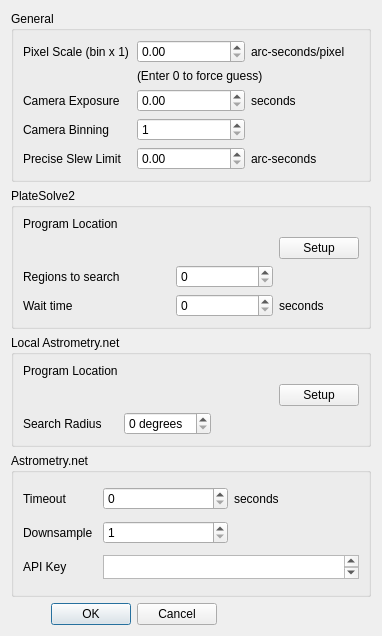
This is resources/uic/pyastrometry_settings.ui in PythonAstroimagingSuite/pyastrometry as Qt 5 draws it before an edit. The edited form follows.
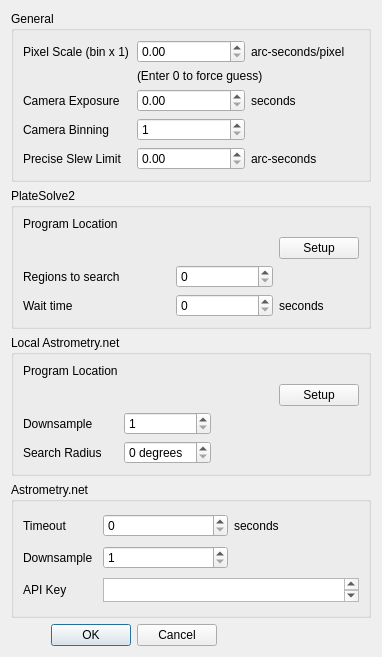
This is the edited form.

Commit message: Added downsample for local astrometry.net and started support for ASTAP (doesnt seemt to work!)

```diff
--- a/resources/uic/pyastrometry_settings.ui
+++ b/resources/uic/pyastrometry_settings.ui
@@ -7,7 +7,7 @@
     <x>0</x>
     <y>0</y>
     <width>382</width>
-    <height>636</height>
+    <height>657</height>
    </rect>
   </property>
   <property name="windowTitle">
@@ -190,14 +190,14 @@
         </property>
        </widget>
       </item>
-      <item row="2" column="0">
+      <item row="3" column="0">
        <widget class="QLabel" name="label_17">
         <property name="text">
          <string>Search Radius</string>
         </property>
        </widget>
       </item>
-      <item row="2" column="1">
+      <item row="3" column="1">
        <widget class="QSpinBox" name="setup_astrometrynetlocal_search_rad_deg">
         <property name="suffix">
          <string> degrees</string>
@@ -207,6 +207,23 @@
         </property>
        </widget>
       </item>
+      <item row="2" column="0">
+       <widget class="QLabel" name="label_19">
+        <property name="text">
+         <string>Downsample</string>
+        </property>
+       </widget>
+      </item>
+      <item row="2" column="1">
+       <widget class="QSpinBox" name="setup_astrometrynetlocal_downsample">
+        <property name="minimum">
+         <number>1</number>
+        </property>
+        <property name="maximum">
+         <number>4</number>
+        </property>
+       </widget>
+      </item>
      </layout>
     </widget>
    </item>
```
The commit also changes 3 other files.
